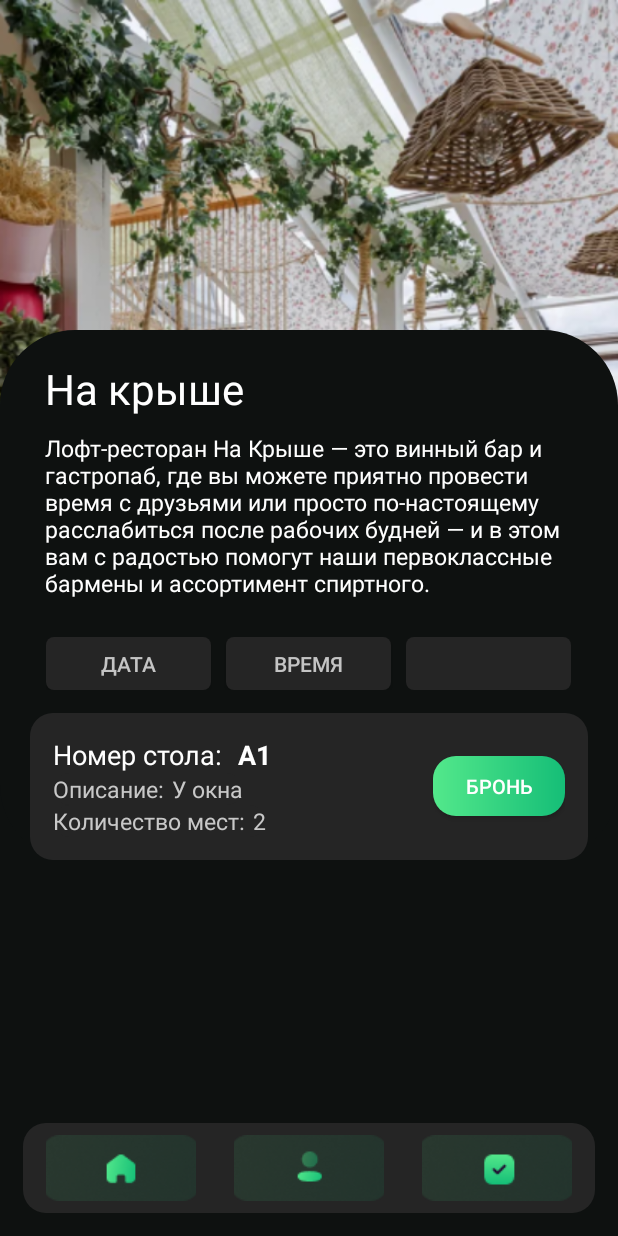
After one commit to dinakicun/Stolik, an Android app built with Jetpack Compose: the Tables screen opened directly, with no data from a screen before it, on a phone screen of 412 x 824 dp. The commit adds this screen. Run offline under Robolectric (Android 15) with nearby library versions, the phone set to English and light mode, and no system bars.

Commit message:
last save

```diff
--- a/app/src/main/AndroidManifest.xml
+++ b/app/src/main/AndroidManifest.xml
@@ -12,6 +12,9 @@
         android:supportsRtl="true"
         android:theme="@style/Theme.Stolik"
         tools:targetApi="31">
+        <activity
+            android:name=".Tables"
+            android:exported="false" />
         <activity
             android:name=".Restaraunt"
             android:exported="false" />
--- a/app/src/main/java/com/example/stolik/Restaurant.java
+++ b/app/src/main/java/com/example/stolik/Restaurant.java
@@ -5,16 +5,18 @@ public class Restaurant {
     private String description;
     private int seatingCapacity;
     private String image;
+    private String image2;
 
     public Restaurant() {
         // Обязательный пустой конструктор для Firebase
     }
 
-    public Restaurant(String name, String description, int seatingCapacity, String image) {
+    public Restaurant(String name, String description, int seatingCapacity, String image, String image2) {
         this.name = name;
         this.description = description;
         this.seatingCapacity = seatingCapacity;
         this.image = image;
+        this.image2 = image2;
     }
 
     public String getName() {
@@ -32,4 +34,8 @@ public class Restaurant {
     public String getImage() {
         return image;
     }
+
+    public String getImage2() {
+        return image2;
+    }
 }
--- /dev/null
+++ b/app/src/main/java/com/example/stolik/Table.java
@@ -0,0 +1,35 @@
+package com.example.stolik;
+
+public class Table {
+    private String name;
+    private int count;
+    private String type;
+    private String restaurantKey;
+
+    public Table() {
+        // Обязательный пустой конструктор для Firebase
+    }
+
+    public Table(String name, int count, String type, String restaurantKey) {
+        this.name = name;
+        this.count = count;
+        this.type = type;
+        this.restaurantKey = restaurantKey;
+    }
+
+    public String getName() {
+        return name;
+    }
+
+    public int getCount() {
+        return count;
+    }
+
+    public String getType() {
+        return type;
+    }
+
+    public String getRestaurantKey() {
+        return restaurantKey;
+    }
+}
--- /dev/null
+++ b/app/src/main/java/com/example/stolik/Tables.java
@@ -0,0 +1,14 @@
+package com.example.stolik;
+
+import androidx.appcompat.app.AppCompatActivity;
+
+import android.os.Bundle;
+
+public class Tables extends AppCompatActivity {
+
+    @Override
+    protected void onCreate(Bundle savedInstanceState) {
+        super.onCreate(savedInstanceState);
+        setContentView(R.layout.activity_tables);
+    }
+}
--- a/app/src/main/res/drawable/spisok.xml
+++ b/app/src/main/res/drawable/spisok.xml
@@ -1,5 +1,5 @@
 <?xml version="1.0" encoding="utf-8"?>
 <shape xmlns:android="http://schemas.android.com/apk/res/android">
-    <solid android:color="#333333" />
+    <solid android:color="#252525" />
     <corners android:radius="5dp"/>
 </shape>
--- /dev/null
+++ b/app/src/main/res/layout/activity_tables.xml
@@ -0,0 +1,242 @@
+<?xml version="1.0" encoding="utf-8"?>
+<androidx.constraintlayout.widget.ConstraintLayout xmlns:android="http://schemas.android.com/apk/res/android"
+    xmlns:app="http://schemas.android.com/apk/res-auto"
+    xmlns:tools="http://schemas.android.com/tools"
+    android:layout_width="match_parent"
+    android:layout_height="match_parent"
+    tools:context="Tables"
+    android:background="#0E1110">
+    <ScrollView
+        android:layout_width="match_parent"
+        android:layout_height="match_parent">
+        <RelativeLayout
+            android:layout_width="match_parent"
+            android:layout_height="match_parent"
+            >
+            <ImageView
+                android:id="@+id/imageView7"
+                android:layout_width="match_parent"
+                android:layout_height="wrap_content"
+                android:adjustViewBounds="true"
+                android:scaleType="fitXY"
+                app:srcCompat="@drawable/photo_restaurant"
+                android:layout_alignParentTop="true"/>
+
+            <LinearLayout
+                android:layout_width="match_parent"
+                android:layout_height="wrap_content"
+                android:orientation="vertical"
+                android:background="@drawable/background_rest"
+                android:layout_marginTop="220dp"
+                >
+                <TextView
+                    android:id="@+id/textView5"
+                    android:layout_width="wrap_content"
+                    android:layout_height="wrap_content"
+                    android:text="На крыше"
+                    android:textColor="@color/white"
+                    android:textSize="28sp"
+                    android:layout_marginLeft="30dp"
+                    android:layout_marginTop="20dp"
+                    />
+                <TextView
+                    android:id="@+id/textView2"
+                    android:layout_width="wrap_content"
+                    android:layout_height="wrap_content"
+                    android:text="Лофт-ресторан На Крыше — это винный бар и гастропаб, где вы можете приятно провести время с друзьями или просто по-настоящему расслабиться после рабочих будней — и в этом вам с радостью помогут наши первоклассные бармены и ассортимент спиртного."
+                    android:textColor="@color/white"
+                    android:textSize="15sp"
+                    android:layout_marginLeft="30dp"
+                    android:layout_marginRight="30dp"
+                    android:layout_marginTop="10dp"
+                    />
+                <LinearLayout
+                    android:layout_width="match_parent"
+                    android:layout_height="wrap_content"
+                    android:gravity="center_horizontal"
+                    android:orientation="vertical">
+                    <LinearLayout
+                        android:layout_width="wrap_content"
+                        android:layout_height="wrap_content"
+                        android:orientation="horizontal"
+                        android:layout_marginTop="25dp">
+
+                        <!-- Кнопка для выбора даты -->
+                        <androidx.appcompat.widget.AppCompatButton
+                            android:id="@+id/dateSpinner"
+                            android:layout_width="110dp"
+                            android:layout_height="35dp"
+                            android:text="Дата"
+                            android:background="@drawable/spisok"
+                            android:textColor="#C4C4C4"
+                            android:layout_marginRight="10dp"
+                            />
+
+                        <!-- Кнопка для выбора времени -->
+                        <androidx.appcompat.widget.AppCompatButton
+                            android:id="@+id/timeSpinner"
+                            android:layout_width="110dp"
+                            android:layout_height="35dp"
+                            android:text="Время"
+                            android:background="@drawable/spisok"
+                            android:textColor="#C4C4C4"
+                            android:layout_marginRight="10dp"/>
+
+                        <!-- Выпадающий список с количеством гостей -->
+                        <Spinner
+                            android:id="@+id/guestSpinner"
+                            android:layout_width="110dp"
+                            android:layout_height="35dp"
+                            android:background="@drawable/spisok"
+                            android:textColor="#C4C4C4"
+                            />
+                    </LinearLayout>
+<RelativeLayout
+    android:layout_width="match_parent"
+    android:layout_height="wrap_content"
+    android:background="@drawable/edittext_bg"
+    android:layout_marginTop="15dp"
+    android:layout_marginRight="20dp"
+    android:layout_marginLeft="20dp"
+    android:padding="15dp">
+    <LinearLayout
+        android:layout_width="wrap_content"
+        android:layout_height="wrap_content"
+        android:orientation="vertical"
+        android:layout_alignParentLeft="true"
+        android:layout_centerVertical="true">
+    <LinearLayout
+        android:layout_width="wrap_content"
+        android:layout_height="wrap_content"
+        android:orientation="horizontal"
+        >
+        <TextView
+            android:layout_width="wrap_content"
+            android:layout_height="wrap_content"
+            android:text="Номер стола:"
+            android:textSize="18sp"
+            android:textColor="@color/white">
+        </TextView>
+        <TextView
+            android:layout_width="wrap_content"
+            android:layout_height="wrap_content"
+            android:text="А1"
+            android:textSize="18sp"
+            android:paddingLeft="10dp"
+            android:textStyle="bold"
+            android:textColor="@color/white">
+        </TextView>
+    </LinearLayout>
+    <LinearLayout
+        android:layout_width="wrap_content"
+        android:layout_height="wrap_content"
+        android:orientation="horizontal"
+        android:background="@drawable/edittext_bg">
+    <TextView
+        android:layout_width="wrap_content"
+        android:layout_height="wrap_content"
+        android:text="Описание:"
+        android:textSize="15sp"
+        android:textColor="#C8C8C8">
+    </TextView>
+    <TextView
+        android:layout_width="wrap_content"
+        android:layout_height="wrap_content"
+        android:text="У окна"
+        android:textSize="15sp"
+        android:paddingLeft="5dp"
+        android:textColor="#C8C8C8">
+    </TextView>
+    </LinearLayout>
+    <LinearLayout
+        android:layout_width="wrap_content"
+        android:layout_height="wrap_content"
+        android:orientation="horizontal"
+        android:background="@drawable/edittext_bg">
+        <TextView
+            android:layout_width="wrap_content"
+            android:layout_height="wrap_content"
+            android:text="Количество мест:"
+            android:textSize="15sp"
+            android:textColor="#C8C8C8">
+        </TextView>
+        <TextView
+            android:layout_width="wrap_content"
+            android:layout_height="wrap_content"
+            android:text="2"
+            android:textSize="15sp"
+            android:paddingLeft="5dp"
+            android:textColor="#C8C8C8">
+        </TextView>
+    </LinearLayout>
+    </LinearLayout>
+    <androidx.appcompat.widget.AppCompatButton
+        android:id="@+id/button"
+        android:layout_width="wrap_content"
+        android:layout_height="40dp"
+        android:background="@drawable/button_gradient"
+        android:foreground="?attr/selectableItemBackgroundBorderless"
+        android:text="БРОНЬ"
+        android:textColor="#FFFFFF"
+        android:textSize="13sp"
+        android:layout_alignParentRight="true"
+        android:layout_centerVertical="true"/>
+
+</RelativeLayout>
+
+                </LinearLayout>
+
+            </LinearLayout>
+
+        </RelativeLayout>
+    </ScrollView>
+    <LinearLayout
+        android:layout_width="match_parent"
+        android:layout_height="60dp"
+        android:orientation="horizontal"
+        app:layout_constraintBottom_toBottomOf="parent"
+
+        android:background="@drawable/edittext_bg"
+        android:layout_marginBottom="15dp"
+        android:layout_marginLeft="15dp"
+        android:layout_marginRight="15dp"
+        >
+
+        <ImageButton
+            android:id="@+id/imageButton2"
+            android:layout_width="100dp"
+            android:layout_height="50dp"
+            android:background="@null"
+            app:srcCompat="@drawable/icon_home_passive"
+            android:layout_gravity="start|center_vertical"
+            android:layout_marginLeft="15dp"
+            />
+        <LinearLayout
+            android:layout_width="0dp"
+            android:layout_height="match_parent"
+            android:layout_weight="1"
+            android:orientation="horizontal"
+            android:gravity="center">
+
+            <ImageButton
+                android:id="@+id/imageButton3"
+                android:layout_width="100dp"
+                android:layout_height="50dp"
+                android:background="@null"
+                android:src="@drawable/icon_person_passive"
+                android:layout_gravity="center_vertical" />
+
+        </LinearLayout>
+
+        <ImageButton
+            android:id="@+id/imageButton4"
+            android:layout_width="100dp"
+            android:layout_height="50dp"
+            android:background="@null"
+            android:src="@drawable/icon_checks_passive"
+            android:layout_gravity="end|center_vertical"
+            android:layout_marginRight="15dp"
+            />
+
+    </LinearLayout>
+</androidx.constraintlayout.widget.ConstraintLayout>
--- a/app/src/main/res/values/strings.xml
+++ b/app/src/main/res/values/strings.xml
@@ -1,7 +1,4 @@
 <resources>
     <string name="app_name">Stolik</string>
     <string name="title_activity_main">MainActivity</string>
-    <string name="select_date">Select Date</string>
-    <string name="select_time">Select Time</string>
-    <string name="select_guests">Select Guests</string>
 </resources>
```
Also changed, not shown: app/src/main/java/com/example/stolik/RestaurantsList.java (line endings or trailing spaces).
